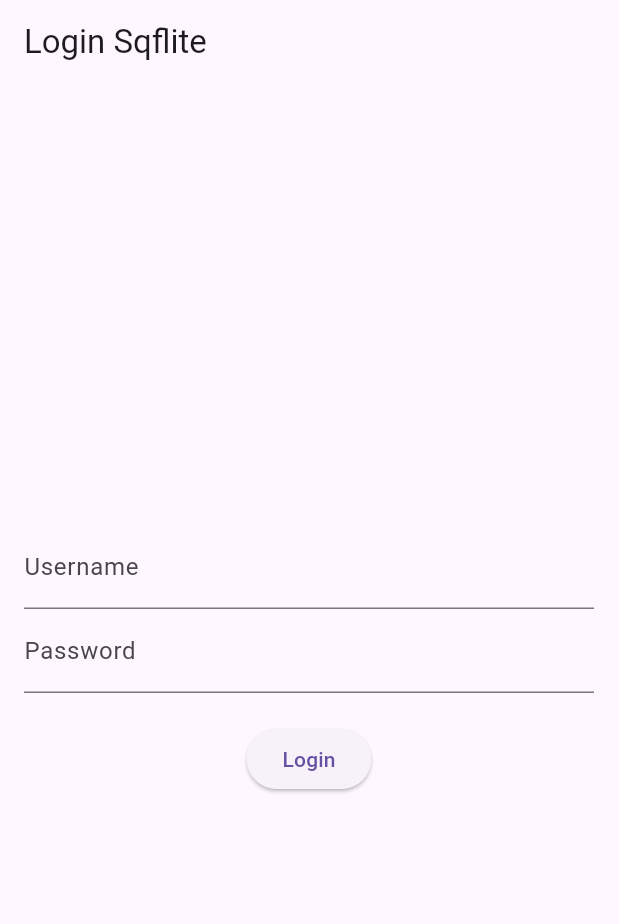
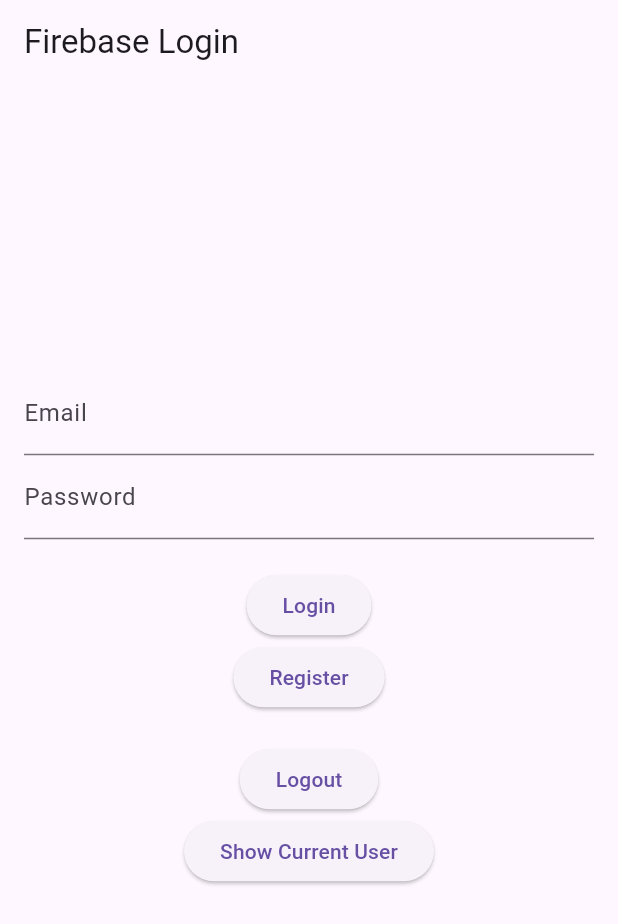
Before and after one commit to Miguelae9/Estudio_Persistencia_Datos, a Flutter app: the screen it shows after launch, on a phone screen of 412 x 824 dp. Shown: the top 924 px of the screen. Run offline on Flutter 3.47's test engine with Material 3 defaults, Android fonts, the light colour scheme and no system bars; our stand-ins replace cloud_firestore, firebase_auth, firebase_core, shared_preferences, sqflite; accounts and stored records are empty.

Commit message:
10/03/2026 (Casa)

```diff
--- a/persistencia_datos_ejercicios/lib/screens/app.dart
+++ b/persistencia_datos_ejercicios/lib/screens/app.dart
@@ -1,6 +1,7 @@
 import 'package:flutter/material.dart';
 import 'package:persistencia_datos_ejercicios/screens/auto_refresh.dart';
 import 'package:persistencia_datos_ejercicios/screens/firebase_crud.dart';
+import 'package:persistencia_datos_ejercicios/screens/firebase_login.dart';
 import 'package:persistencia_datos_ejercicios/screens/home_screen.dart';
 import 'package:persistencia_datos_ejercicios/screens/path_provider.dart';
 import 'package:persistencia_datos_ejercicios/screens/sqflite_crud.dart';
@@ -18,7 +19,7 @@
   Widget build(BuildContext context) {
     return MaterialApp(
       debugShowCheckedModeBanner: false,
-      initialRoute: "/sqflite_login",
+      initialRoute: "/firebase_login",
 
       routes: {
         "/home": (context) => const Dashboard(),
@@ -27,6 +28,7 @@
         "/sqflite": (context) => const PrestamoListScreen(),
         "/sqflite_login": (context) => const SqfliteLoginScreen(),
         "/firebase": (context) => const CrudFirebaseScreen(),
+        "/firebase_login": (context) => const FirebaseLoginScreen(),
       },
     );
   }
--- /dev/null
+++ b/persistencia_datos_ejercicios/lib/screens/firebase_login.dart
@@ -0,0 +1,154 @@
+import 'package:firebase_auth/firebase_auth.dart';
+import 'package:flutter/material.dart';
+
+class DatabaseHelper {
+  final FirebaseAuth auth = FirebaseAuth.instance;
+
+  // REGISTER
+  Future<UserCredential> registerUser(String email, String password) async {
+    return await auth.createUserWithEmailAndPassword(
+      email: email,
+      password: password,
+    );
+  }
+
+  // LOGIN
+  Future<UserCredential> loginUser(String email, String password) async {
+    return await auth.signInWithEmailAndPassword(
+      email: email,
+      password: password,
+    );
+  }
+
+  // LOGOUT
+  Future<void> logoutUser() async {
+    await auth.signOut();
+  }
+
+  // CURRENT USER
+  User? getCurrentUser() {
+    return auth.currentUser;
+  }
+}
+
+class FirebaseLoginScreen extends StatefulWidget {
+  const FirebaseLoginScreen({super.key});
+
+  @override
+  State<FirebaseLoginScreen> createState() => _FirebaseLoginScreenState();
+}
+
+class _FirebaseLoginScreenState extends State<FirebaseLoginScreen> {
+  final DatabaseHelper dbHelper = DatabaseHelper();
+
+  final TextEditingController emailController = TextEditingController();
+  final TextEditingController passwordController = TextEditingController();
+
+  String message = "";
+
+  Future<void> _register() async {
+    String email = emailController.text.trim();
+    String password = passwordController.text.trim();
+
+    if (email.isEmpty || password.isEmpty) {
+      setState(() {
+        message = "Fill in all fields";
+      });
+      return;
+    }
+
+    try {
+      await dbHelper.registerUser(email, password);
+      setState(() {
+        message = "Registration successful! Please log in.";
+      });
+    } catch (e) {
+      setState(() {
+        message = "Registration failed: ${e.toString()}";
+      });
+    }
+  }
+
+  Future<void> _login() async {
+    String email = emailController.text.trim();
+    String password = passwordController.text.trim();
+
+    if (email.isEmpty || password.isEmpty) {
+      setState(() {
+        message = "Fill in all fields";
+      });
+      return;
+    }
+
+    try {
+      await dbHelper.loginUser(email, password);
+      if (!mounted) return;
+      Navigator.pushNamed(context, "/firebase");
+    } catch (e) {
+      setState(() {
+        message = "Login failed: ${e.toString()}";
+      });
+    }
+  }
+
+  Future<void> _logout() async {
+    await dbHelper.logoutUser();
+
+    setState(() {
+      message = "Sesión cerrada";
+    });
+  }
+
+  Future<void> _showCurrentUser() async {
+    User? user = dbHelper.getCurrentUser();
+    setState(() {
+      if (user != null) {
+        message = "Current user: ${user.email}";
+      } else {
+        message = "No user is currently logged in.";
+      }
+    });
+  }
+
+  @override
+  void dispose() {
+    emailController.dispose();
+    passwordController.dispose();
+    super.dispose();
+  }
+
+  @override
+  Widget build(BuildContext context) {
+    return Scaffold(
+      appBar: AppBar(title: const Text("Firebase Login")),
+      body: Padding(
+        padding: const EdgeInsets.all(16.0),
+        child: Column(
+          mainAxisAlignment: MainAxisAlignment.center,
+          children: [
+            TextField(
+              controller: emailController,
+              decoration: const InputDecoration(labelText: "Email"),
+            ),
+            TextField(
+              controller: passwordController,
+              decoration: const InputDecoration(labelText: "Password"),
+              obscureText: true,
+            ),
+            const SizedBox(height: 20),
+            ElevatedButton(onPressed: _login, child: const Text("Login")),
+            ElevatedButton(onPressed: _register, child: const Text("Register")),
+            const SizedBox(height: 20),
+            ElevatedButton(onPressed: _logout, child: const Text("Logout")),
+            ElevatedButton(
+              onPressed: _showCurrentUser,
+              child: const Text("Show Current User"),
+            ),
+            const SizedBox(height: 20),
+            Text(message, style: const TextStyle(color: Colors.red)),
+          ],
+        ),
+      ),
+    );
+  }
+}
--- a/persistencia_datos_ejercicios/lib/screens/sqflite_login.dart
+++ b/persistencia_datos_ejercicios/lib/screens/sqflite_login.dart
@@ -138,9 +138,7 @@
     if (!mounted) return;
 
     if (user != null) {
-      ScaffoldMessenger.of(
-        context,
-      ).showSnackBar(const SnackBar(content: Text("Login successful!")));
+      Navigator.pushNamed(context, "/sqflite");
     } else {
       ScaffoldMessenger.of(context).showSnackBar(
         const SnackBar(content: Text("Invalid username or password")),
```
